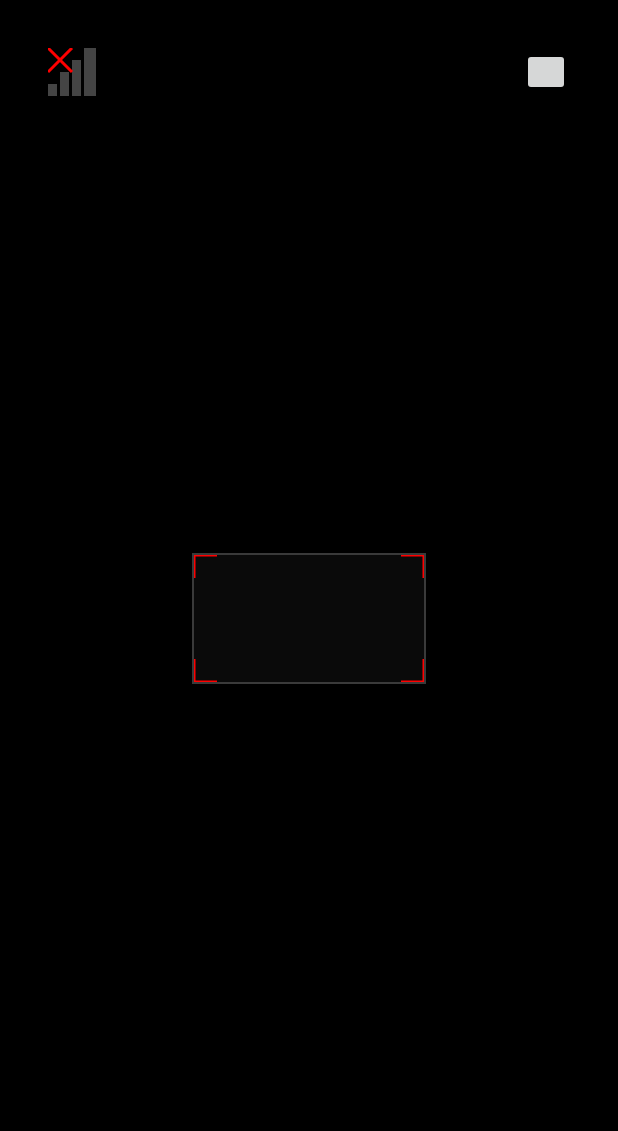
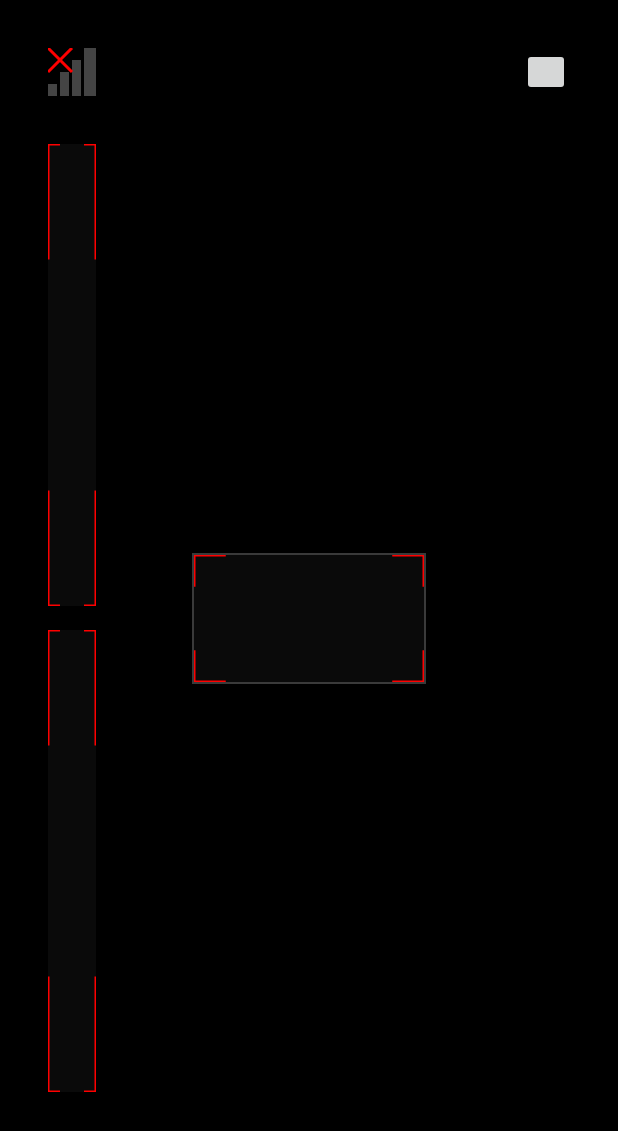
Before and after one commit to MythicPalette/AndroPen, an Android app built with Jetpack Compose: the screen it shows after launch (MainActivity), on a phone screen of 412 x 824 dp. Shown: the top 1131 px of the screen. Run offline under Robolectric (Android 15) with nearby library versions, the phone set to English and light mode, and no system bars.

Commit message:
More input event options
* Laid the basic framework to add more event types with more data. This is going to be vital for upcoming changes to allow for sliders and express keys.

```diff
--- a/AndroPenAndroid/app/src/main/java/com/mythicpalette/andropen/MainActivity.kt
+++ b/AndroPenAndroid/app/src/main/java/com/mythicpalette/andropen/MainActivity.kt
@@ -7,10 +7,16 @@ import android.view.MotionEvent
 import android.view.View
 import android.widget.ImageButton
 import androidx.appcompat.app.AppCompatActivity
+import com.mythicpalette.andropen.data.PointerInfo
+import com.mythicpalette.andropen.data.serialize
 import com.mythicpalette.andropen.helpers.ConnectionState
 import com.mythicpalette.andropen.helpers.Settings
 import com.mythicpalette.andropen.helpers.SocketHandler
 import com.mythicpalette.andropen.helpers.SocketStateListener
+import com.mythicpalette.andropen.views.SignalButton
+import com.mythicpalette.andropen.views.TouchInputView
+import java.nio.ByteBuffer
+import java.nio.ByteOrder
 
 class MainActivity : AppCompatActivity() {
     private var socketHandler: SocketHandler = SocketHandler();
@@ -41,7 +47,33 @@ class MainActivity : AppCompatActivity() {
                 }
             }
         }
-        findViewById<TouchInputView>(R.id.drawArea).socketHandler = this.socketHandler
+
+        val drawArea =  findViewById<TouchInputView>(R.id.drawArea)
+        //.socketHandler = this.socketHandler
+        drawArea.onTouch = { infos ->
+            // Create the byte buffer.
+            val buffer =
+                ByteBuffer.allocate(4 + (68 * infos.size)).order(ByteOrder.LITTLE_ENDIAN)
+
+            // Serialize the number of touch events to send.
+            buffer.putInt(infos.size)
+
+            // Serialize the touch data.
+            for (pi in infos)
+                buffer.put(pi.serialize())
+
+            // Send the data.
+            socketHandler.send(buffer.array())
+        }
+        drawArea.onHover = { pi ->
+            // Send the pointer count.
+            val buffer = ByteBuffer.allocate(4 + 68).order(ByteOrder.LITTLE_ENDIAN)
+
+            buffer.putInt(1)
+            buffer.put(pi.serialize())
+
+            socketHandler.send(buffer.array())
+        }
         findViewById<ImageButton>(R.id.show_settings_button).setOnClickListener{ _ ->
             val intent = Intent(this, SettingsActivity::class.java)
             startActivity(intent)
--- a/AndroPenAndroid/app/src/main/java/com/mythicpalette/andropen/SignalButton.kt
+++ b/AndroPenAndroid/app/src/main/java/com/mythicpalette/andropen/views/SignalButton.kt
@@ -1,4 +1,4 @@
-package com.mythicpalette.andropen
+package com.mythicpalette.andropen.views
 
 import android.content.Context
 import android.graphics.Canvas
@@ -7,6 +7,7 @@ import android.graphics.Paint
 import android.graphics.Rect
 import android.util.AttributeSet
 import android.widget.Button
+import com.mythicpalette.andropen.R
 
 /**
  * TODO: document your custom view class.
--- a/AndroPenAndroid/app/src/main/java/com/mythicpalette/andropen/TouchInputView.kt
+++ b/AndroPenAndroid/app/src/main/java/com/mythicpalette/andropen/views/TouchInputView.kt
@@ -1,17 +1,13 @@
-package com.mythicpalette.andropen
+package com.mythicpalette.andropen.views
 
 import android.content.Context
-import android.content.Context.SENSOR_SERVICE
 import android.graphics.Canvas
 import android.graphics.Color
 import android.graphics.Paint
-import android.hardware.Sensor
-import android.hardware.SensorManager
 import android.util.AttributeSet
 import android.view.MotionEvent
 import android.view.View
-import android.widget.Button
-import androidx.core.content.ContextCompat.getSystemService
+import com.mythicpalette.andropen.R
 import com.mythicpalette.andropen.data.EventType
 import com.mythicpalette.andropen.data.PointerInfo
 import com.mythicpalette.andropen.data.PointerType
@@ -24,11 +20,26 @@ import java.nio.ByteOrder
 /**
  * TODO: document your custom view class.
  */
+enum class BorderCoverStyle(val value: Int) {
+    Shortest(0), Longest(1), Independent(2);
+
+    companion object {
+        fun fromValue(value: Int): BorderCoverStyle {
+            return values().find { it.value == value }
+                ?: throw IllegalArgumentException("Invalid value for BorderStyle: $value")
+        }
+    }
+}
+
 class TouchInputView : View {
     private var penHovering: Boolean = false
     private var penTouching: Boolean = false
 
-    var socketHandler: SocketHandler? = null
+    var onTouch: (MutableList<PointerInfo>) -> Unit = {}
+    var onHover: (PointerInfo) -> Unit = {}
+
+    var borderCoverStyle: BorderCoverStyle = BorderCoverStyle.Shortest
+    var borderCoverage: Float = 1f
 
     constructor(context: Context, attrs: AttributeSet) : super(context, attrs) {
         init(attrs);
@@ -51,12 +62,15 @@ class TouchInputView : View {
             try {
                 val strokeWidth = getDimension(R.styleable.TouchInputView_strokeWidth, 4f)
                 val borderColor = getColor(R.styleable.TouchInputView_borderColor, Color.WHITE)
+                borderCoverage = getFloat(R.styleable.TouchInputView_borderCoverage, 1f)
+                borderCoverStyle = BorderCoverStyle.fromValue(getInt(R.styleable.TouchInputView_borderCoverageStyle, 0))
 
                 borderPaint.apply {
                     color = borderColor
                     this.strokeWidth = strokeWidth
                     style = Paint.Style.STROKE
                 }
+
             } finally {
                 recycle()
             }
@@ -74,25 +88,47 @@ class TouchInputView : View {
     override fun onDraw(canvas: Canvas) {
         super.onDraw(canvas)
 
-        val lineLength = this.width*0.1f
         val cornerX: Float = this.width.toFloat()
         val cornerY: Float = this.height.toFloat()
 
+        if ( this.borderCoverage == 0f )
+            return
+
+        var vLen = this.height*(this.borderCoverage * 0.5f)
+        var hLen = this.width*(this.borderCoverage * 0.5f)
+
+        if ( this.borderCoverStyle == BorderCoverStyle.Shortest )
+        {
+            // If we're using the shortest side then find the shorter value and duplicate
+            if ( vLen < hLen )
+                hLen = vLen
+            else
+                vLen = hLen
+        }
+        else if ( this.borderCoverStyle == BorderCoverStyle.Longest )
+        {
+            // If we're using the longest side then find the longer value and duplicate
+            if ( vLen > hLen )
+                hLen = vLen
+            else
+                vLen = hLen
+        }
+
         // Top left corner
-        canvas.drawLine(0f, 0f, lineLength, 0f, borderPaint)
-        canvas.drawLine(0f, 0f, 0f, lineLength, borderPaint)
+        canvas.drawLine(0f, 0f, hLen, 0f, borderPaint)
+        canvas.drawLine(0f, 0f, 0f, vLen, borderPaint)
 
         // Top right corner
-        canvas.drawLine(cornerX-lineLength, 0f, cornerX, 0f, borderPaint)
-        canvas.drawLine(cornerX, 0f, cornerX, lineLength, borderPaint)
+        canvas.drawLine(cornerX - hLen, 0f, cornerX, 0f, borderPaint)
+        canvas.drawLine(cornerX, 0f, cornerX, vLen, borderPaint)
 
         // Bottom left corner
-        canvas.drawLine(0f, cornerY - lineLength, 0f, cornerY, borderPaint);
-        canvas.drawLine(0f, cornerY, lineLength, cornerY, borderPaint);
+        canvas.drawLine(0f, cornerY - vLen, 0f, cornerY, borderPaint);
+        canvas.drawLine(0f, cornerY, hLen, cornerY, borderPaint);
 
         // Bottom right corner
-        canvas.drawLine(cornerX, cornerY - lineLength, cornerX, cornerY, borderPaint);
-        canvas.drawLine(cornerX - lineLength, cornerY, cornerX, cornerY, borderPaint);
+        canvas.drawLine(cornerX, cornerY - vLen, cornerX, cornerY, borderPaint);
+        canvas.drawLine(cornerX - hLen, cornerY, cornerX, cornerY, borderPaint);
     }
 
     override fun onTouchEvent(ev: MotionEvent): Boolean {
@@ -148,25 +184,11 @@ class TouchInputView : View {
                         MotionEvent.ACTION_POINTER_UP -> pi.eventType = EventType.POINTER_UP
                     }
                 }
-
                 else -> {}
             }
             infos.add(pi)
         }
-
-        // Create the byte buffer.
-        val buffer =
-            ByteBuffer.allocate(4 + (68 * infos.size)).order(ByteOrder.LITTLE_ENDIAN)
-
-        // Serialize the number of touch events to send.
-        buffer.putInt(infos.size)
-
-        // Serialize the touch data.
-        for (pi in infos)
-            buffer.put(pi.serialize())
-
-        // Send the data.
-        socketHandler?.send(buffer.array())
+        this.onTouch(infos)
         return true
         //
         //
@@ -185,11 +207,6 @@ class TouchInputView : View {
     }
 
     override fun onHoverEvent(ev: MotionEvent): Boolean {
-
-        // Send the pointer count.
-        val buffer = ByteBuffer.allocate(4 + (68*ev.pointerCount)).order(ByteOrder.LITTLE_ENDIAN)
-        buffer.putInt(ev.pointerCount)
-
         val pi = PointerInfo(
             pointerId = ev.getPointerId(0),
             eventType = EventType.HOVER_ENTER,
@@ -212,9 +229,8 @@ class TouchInputView : View {
                 pi.eventType = EventType.HOVER_EXIT
             }
         }
-        buffer.put(pi.serialize())
 
-        socketHandler?.send(buffer.array())
+        this.onHover(pi);
         return true
     }
 
--- a/AndroPenAndroid/app/src/main/res/layout/activity_main.xml
+++ b/AndroPenAndroid/app/src/main/res/layout/activity_main.xml
@@ -1,48 +1,89 @@
 <?xml version="1.0" encoding="utf-8"?>
 <androidx.constraintlayout.widget.ConstraintLayout xmlns:android="http://schemas.android.com/apk/res/android"
+    xmlns:app="http://schemas.android.com/apk/res-auto"
     android:layout_width="match_parent"
     android:layout_height="match_parent"
-    xmlns:app="http://schemas.android.com/apk/res-auto"
     android:background="@color/black">
 
     <!-- GestureScreen view (e.g., a custom view or a placeholder for your screen) -->
     <!-- Adding a light gray border around the FrameLayout -->
-    <com.mythicpalette.andropen.SignalButton
+    <com.mythicpalette.andropen.views.SignalButton
         android:id="@+id/reconnect_button"
         android:layout_width="32dp"
         android:layout_height="32dp"
         android:layout_margin="32dp"
         android:contentDescription="@string/connection"
-        app:layout_constraintTop_toTopOf="parent"
         app:layout_constraintStart_toStartOf="parent"
-        />
+        app:layout_constraintTop_toTopOf="parent" />
+
     <ImageButton
         android:id="@+id/show_settings_button"
         android:layout_width="32dp"
         android:layout_height="32dp"
         android:layout_margin="32dp"
         android:contentDescription="@string/settings"
-        app:layout_constraintTop_toTopOf="parent"
         app:layout_constraintEnd_toEndOf="parent"
-        />
+        app:layout_constraintTop_toTopOf="parent" />
+
     <FrameLayout
         android:id="@+id/aspectRatioFrame"
         android:layout_width="match_parent"
         android:layout_height="0dp"
+        android:layout_margin="128dp"
         android:background="@color/border"
+        android:padding="1dp"
+        app:layout_constraintBottom_toBottomOf="parent"
         app:layout_constraintDimensionRatio="h,16:9"
-        app:layout_constraintTop_toTopOf="parent"
-        app:layout_constraintBottom_toBottomOf="parent"
+        app:layout_constraintEnd_toEndOf="parent"
         app:layout_constraintStart_toStartOf="parent"
-        app:layout_constraintEnd_toEndOf="parent"
-        android:padding="1dp"
-        android:layout_margin="128dp">
-        <com.mythicpalette.andropen.TouchInputView
+        app:layout_constraintTop_toTopOf="parent">
+
+        <com.mythicpalette.andropen.views.TouchInputView
             android:id="@+id/drawArea"
             android:layout_width="match_parent"
             android:layout_height="match_parent"
             android:background="@color/primary_dark"
             app:borderColor="@color/red"
-            app:strokeWidth="2dp"/>
+            app:borderCoverage="0.5"
+            app:borderCoverageStyle="shortest"
+            app:strokeWidth="2dp" />
     </FrameLayout>
+
+    <androidx.appcompat.widget.LinearLayoutCompat
+        android:layout_width="wrap_content"
+        android:layout_height="0dp"
+        android:layout_marginStart="32dp"
+        android:layout_marginTop="96dp"
+        android:layout_marginBottom="96dp"
+        android:orientation="vertical"
+        app:layout_constraintBottom_toBottomOf="parent"
+        app:layout_constraintStart_toStartOf="parent"
+        app:layout_constraintTop_toTopOf="parent">
+
+        <com.mythicpalette.andropen.views.TouchInputView
+            android:id="@+id/dragSlider1"
+            android:layout_width="32dp"
+            android:layout_height="0dp"
+            android:layout_weight="1"
+            android:background="@color/primary_dark"
+            app:borderColor="@color/red"
+            app:borderCoverage="0.5"
+            app:borderCoverageStyle="independent"
+            app:strokeWidth="2dp" />
+
+        <Space
+            android:layout_width="match_parent"
+            android:layout_height="16dp" />
+
+        <com.mythicpalette.andropen.views.TouchInputView
+            android:id="@+id/dragSlider2"
+            android:layout_width="32dp"
+            android:layout_height="0dp"
+            android:layout_weight="1"
+            android:background="@color/primary_dark"
+            app:borderColor="@color/red"
+            app:borderCoverage="0.5"
+            app:borderCoverageStyle="independent"
+            app:strokeWidth="2dp" />
+    </androidx.appcompat.widget.LinearLayoutCompat>
 </androidx.constraintlayout.widget.ConstraintLayout>
--- a/AndroPenAndroid/app/src/main/res/values/attrs_touch_input_view.xml
+++ b/AndroPenAndroid/app/src/main/res/values/attrs_touch_input_view.xml
@@ -2,5 +2,11 @@
     <declare-styleable name="TouchInputView">
         <attr name="strokeWidth" format="dimension" />
         <attr name="borderColor" format="color" />
+        <attr name="borderCoverage" format="float"/>
+        <attr name="borderCoverageStyle">
+            <enum name="shortest" value="0"/>
+            <enum name="longest" value="1"/>
+            <enum name="independent" value= "2"/>
+        </attr>
     </declare-styleable>
 </resources>
```
Also changed, not shown: 6 other files.
